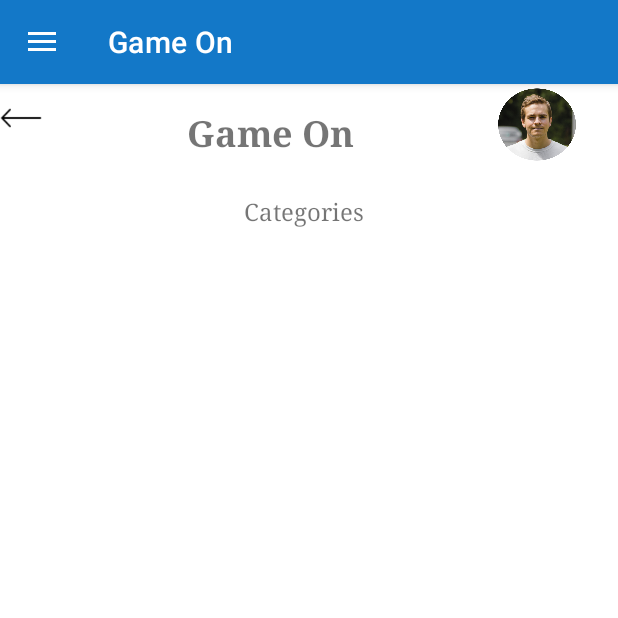
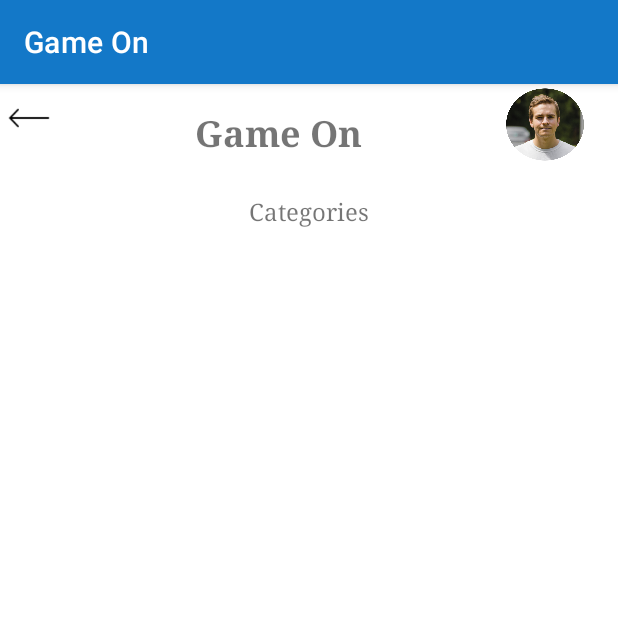
Before and after one commit to anoopbenny2022/GamesOn, an Android app: the HomeScreen screen opened directly, with no data from a screen before it, on a phone screen of 412 x 824 dp, the top half of it. Run offline under Robolectric (Android 15) with nearby library versions, the phone set to English and light mode, and no system bars; our stand-ins replace Firebase (no records; nobody signed in at launch, a user with empty details on screens opened directly); Roboto replaces fonts that are not available here.

Commit message:
Removed menu bar option to make app stable for the release since it is causing some issues

```diff
--- a/app/src/main/res/layout/activity_home_screen.xml
+++ b/app/src/main/res/layout/activity_home_screen.xml
@@ -1,24 +1,24 @@
 <?xml version="1.0" encoding="utf-8"?>
-<androidx.drawerlayout.widget.DrawerLayout
-        xmlns:android="http://schemas.android.com/apk/res/android"
+<androidx.constraintlayout.widget.ConstraintLayout xmlns:android="http://schemas.android.com/apk/res/android"
     xmlns:app="http://schemas.android.com/apk/res-auto"
     xmlns:tools="http://schemas.android.com/tools"
-        android:id="@+id/my_drawer_layout"
     android:layout_width="match_parent"
     android:layout_height="match_parent"
-        tools:context=".HomeScreen"
-        tools:ignore="HardcodedText">
+    android:background="#FFFFFF"
+    android:backgroundTint="#FFFFFF"
+    tools:context=".HomeScreen">
 
-    <LinearLayout
-        android:layout_width="match_parent"
-        android:layout_height="match_parent"
-        android:orientation="vertical">
 
     <LinearLayout
         android:id="@+id/linearLayout4"
         android:layout_width="400dp"
         android:layout_height="74dp"
-            android:orientation="horizontal">
+        android:orientation="horizontal"
+        app:layout_constraintBottom_toTopOf="@+id/linearLayout3"
+        app:layout_constraintEnd_toEndOf="parent"
+        app:layout_constraintHorizontal_bias="0.454"
+        app:layout_constraintStart_toStartOf="parent"
+        app:layout_constraintTop_toTopOf="parent">
 
         <ImageView
             android:id="@+id/imageView16"
@@ -48,7 +48,11 @@
         android:id="@+id/linearLayout3"
         android:layout_width="406dp"
         android:layout_height="37dp"
-            android:orientation="horizontal">
+        android:orientation="horizontal"
+        app:layout_constraintEnd_toEndOf="parent"
+        app:layout_constraintHorizontal_bias="0.5"
+        app:layout_constraintStart_toStartOf="parent"
+        app:layout_constraintTop_toBottomOf="@+id/linearLayout4">
 
         <TextView
             android:id="@+id/textView2"
@@ -65,15 +69,11 @@
         android:id="@+id/idGVCourses"
         android:layout_width="373dp"
         android:layout_height="470dp"
-            android:numColumns="2" />
-
-    </LinearLayout>
-
-    <com.google.android.material.navigation.NavigationView
-        android:layout_width="wrap_content"
-        android:layout_height="match_parent"
-        android:layout_gravity="start"
-        app:menu="@menu/navigation_menu"/>
+        android:numColumns="2"
+        app:layout_constraintBottom_toBottomOf="parent"
+        app:layout_constraintEnd_toEndOf="parent"
+        app:layout_constraintStart_toStartOf="parent"
+        app:layout_constraintTop_toBottomOf="@+id/linearLayout3" />
     <!--Grid View for displaying our data from Firebase-->
 
-</androidx.drawerlayout.widget.DrawerLayout>
+</androidx.constraintlayout.widget.ConstraintLayout>
```
Also changed, not shown: app/src/main/java/com/example/gameon/HomeScreen.java (+2 -76 lines). Lines whose indentation alone changed are shown as unchanged.
